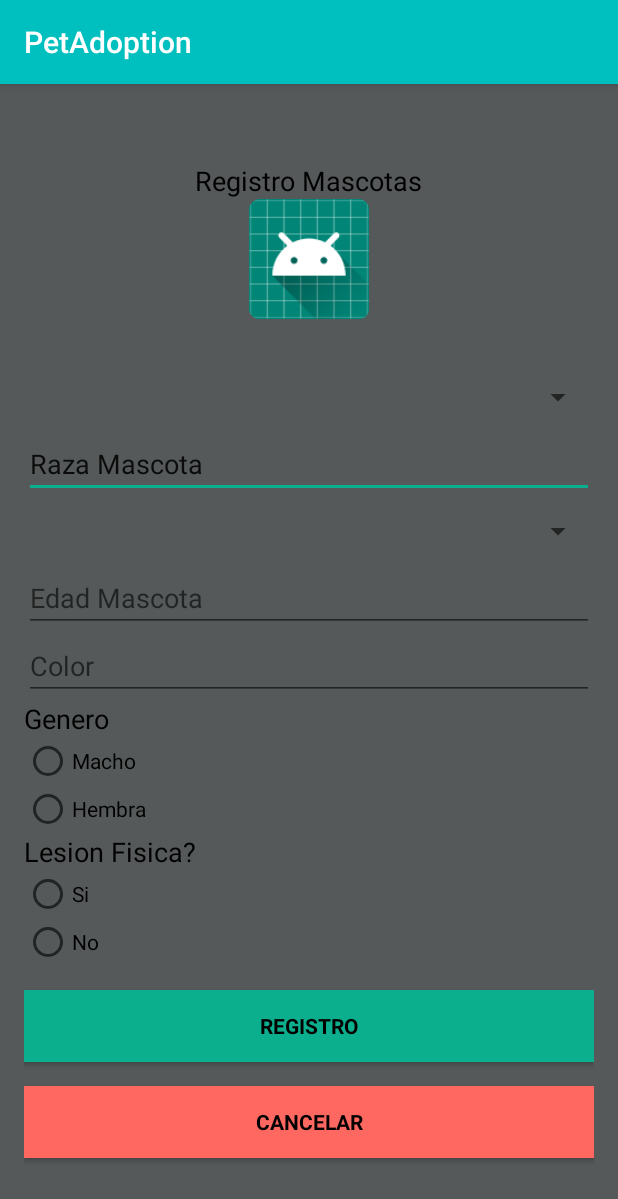
After one commit to hexante/PetAdoption, an Android app: the DatosMascotas screen opened directly, with no data from a screen before it, on a phone screen of 412 x 824 dp. The commit adds this screen. Shown: the top 1199 px of the screen. Run offline under Robolectric (Android 15) with nearby library versions, the phone set to English and light mode, and no system bars.

Commit message:
formulario registro mascotas

```diff
--- a/app/build.gradle
+++ b/app/build.gradle
@@ -19,7 +19,7 @@ android {
     }
 }
 
-configurations.all{
+configurations.all {
     resolutionStrategy.force 'com.andoid.support:support-annotations:23.1.0'
 }
 
--- a/app/src/main/AndroidManifest.xml
+++ b/app/src/main/AndroidManifest.xml
@@ -11,8 +11,8 @@
         android:roundIcon="@mipmap/ic_launcher_round"
         android:supportsRtl="true"
         android:theme="@style/AppTheme">
-        <activity android:name=".DatosUsuario"></activity>
-
+        <activity android:name=".AccoutActivity.DatosMascotas"></activity>
+        <activity android:name=".DatosUsuario" />
         <activity
             android:name="com.facebook.CustomTabActivity"
             android:exported="true">
--- /dev/null
+++ b/app/src/main/java/com/example/petadoption/AccoutActivity/DatosMascotas.java
@@ -0,0 +1,15 @@
+package com.example.petadoption.AccoutActivity;
+
+import android.support.v7.app.AppCompatActivity;
+import android.os.Bundle;
+
+import com.example.petadoption.R;
+
+public class DatosMascotas extends AppCompatActivity {
+
+    @Override
+    protected void onCreate(Bundle savedInstanceState) {
+        super.onCreate(savedInstanceState);
+        setContentView(R.layout.activity_datos_mascotas);
+    }
+}
--- /dev/null
+++ b/app/src/main/res/layout/activity_datos_mascotas.xml
@@ -0,0 +1,162 @@
+<?xml version="1.0" encoding="utf-8"?>
+<android.support.constraint.ConstraintLayout xmlns:android="http://schemas.android.com/apk/res/android"
+    xmlns:app="http://schemas.android.com/apk/res-auto"
+    xmlns:tools="http://schemas.android.com/tools"
+    android:layout_width="match_parent"
+    android:layout_height="match_parent"
+    tools:context=".AccoutActivity.DatosMascotas">
+
+    <LinearLayout
+        android:layout_width="fill_parent"
+        android:layout_height="fill_parent"
+        android:background="@color/colorPrimaryDark"
+        android:gravity="center"
+        android:orientation="vertical"
+        android:padding="@dimen/activity_horizontal_margin"
+        tools:ignore="MissingConstraints"
+        tools:layout_editor_absoluteX="0dp"
+        tools:layout_editor_absoluteY="0dp">
+
+        <TextView
+            android:id="@+id/textView3"
+            android:layout_width="wrap_content"
+            android:layout_height="wrap_content"
+            android:layout_gravity="center_horizontal"
+            android:text="Registro Mascotas"
+            android:textColor="@android:color/black"
+            android:textSize="18sp" />
+
+
+        <ImageView
+            android:layout_width="@dimen/logo_w_h"
+            android:layout_height="@dimen/logo_w_h"
+            android:layout_gravity="center_horizontal"
+            android:layout_marginBottom="30dp"
+            android:contentDescription=""
+            android:src="@mipmap/ic_launcher"
+            tools:ignore="ContentDescription"
+            tools:srcCompat="@tools:sample/avatars[3]" />
+
+        <Spinner
+            android:id="@+id/spinTipoMascota"
+            android:layout_width="match_parent"
+            android:layout_height="44dp"
+            android:spinnerMode="dropdown" />
+
+
+        <AutoCompleteTextView xmlns:android="http://schemas.android.com/apk/res/android"
+            android:id="@+id/autocomplete_raza"
+            android:layout_width="fill_parent"
+            android:layout_height="wrap_content"
+            android:completionHint="@string/RazaMascota"
+            android:text="@string/Raza" />
+
+
+        <Spinner
+            android:id="@+id/spinTamaño"
+            android:layout_width="match_parent"
+            android:layout_height="44dp"
+            android:spinnerMode="dropdown" />
+
+        <EditText
+            android:id="@+id/EdadMascota"
+            android:layout_width="match_parent"
+            android:layout_height="wrap_content"
+            android:ems="10"
+            android:hint="@string/Edad"
+            android:inputType="textPersonName"
+            android:textColor="@android:color/black"
+            android:textSize="18sp" />
+
+        <EditText
+            android:id="@+id/Color"
+            android:layout_width="match_parent"
+            android:layout_height="wrap_content"
+            android:ems="10"
+            android:hint="@string/Color"
+            android:inputType="textPersonName"
+            android:textColor="@android:color/black"
+            android:textSize="18sp" />
+
+        <TextView
+            android:id="@+id/textView1"
+            android:layout_width="match_parent"
+            android:layout_height="wrap_content"
+            android:layout_gravity="center_horizontal"
+            android:text="Genero"
+            android:textColor="@android:color/black"
+            android:textSize="18sp" />
+
+
+        <RadioGroup
+            android:layout_width="match_parent"
+            android:layout_height="wrap_content">
+
+            <RadioButton
+                android:id="@+id/radioBuPerro"
+                android:layout_width="wrap_content"
+                android:layout_height="wrap_content"
+                android:text="Macho" />
+
+            <RadioButton
+                android:id="@+id/radioBuGato"
+                android:layout_width="wrap_content"
+                android:layout_height="wrap_content"
+                android:layout_weight="1"
+                android:text="Hembra" />
+        </RadioGroup>
+
+        <TextView
+            android:id="@+id/textView"
+            android:layout_width="match_parent"
+            android:layout_height="wrap_content"
+            android:layout_gravity="center_horizontal"
+            android:text="Lesion Fisica?"
+            android:textColor="@android:color/black"
+            android:textSize="18sp" />
+
+        <RadioGroup
+            android:layout_width="match_parent"
+            android:layout_height="wrap_content">
+
+            <RadioButton
+                android:id="@+id/radioBuSi"
+                android:layout_width="wrap_content"
+                android:layout_height="wrap_content"
+                android:text="Si" />
+
+            <RadioButton
+                android:id="@+id/radioBuNo"
+                android:layout_width="wrap_content"
+                android:layout_height="wrap_content"
+                android:layout_weight="1"
+                android:text="No" />
+        </RadioGroup>
+
+        <Button
+            android:id="@+id/Registrar"
+            style="?android:textAppearanceSmall"
+            android:layout_width="match_parent"
+            android:layout_height="wrap_content"
+            android:layout_marginTop="16dp"
+            android:background="@color/colorAccent"
+            android:text="@string/action_sign_in_short"
+            android:textColor="@android:color/black"
+            android:textStyle="bold" />
+
+        <Button
+            android:id="@+id/Cancelar"
+            style="?android:textAppearanceSmall"
+            android:layout_width="match_parent"
+            android:layout_height="wrap_content"
+            android:layout_marginTop="16dp"
+            android:background="@color/btn_logut_bg"
+            android:text="@string/Cancelar"
+            android:textColor="@android:color/black"
+            android:textStyle="bold" />
+
+        <!-- Link to Login Screen -->
+
+    </LinearLayout>
+
+</android.support.constraint.ConstraintLayout>
--- a/app/src/main/res/values/colors.xml
+++ b/app/src/main/res/values/colors.xml
@@ -15,5 +15,5 @@
     <color name="btn_login">#26ae90</color>
     <color name="btn_login_bg">#eceef1</color>
     <color name="lbl_name">#333333</color>
-    <color name="btn_logut_bg">#ff6861</color>
+    <color name="btn_logut_bg">#FF6861</color>
 </resources>
--- a/app/src/main/res/values/strings.xml
+++ b/app/src/main/res/values/strings.xml
@@ -46,6 +46,12 @@
     <string name="Correo">Correo</string>
     <string name="Numero_Telefonico">Numero Telefonico</string>
     <string name="Terminar">Terminar</string>
+    <string name="Edad">Edad Mascota</string>
+    <string name="Color">Color</string>
+    <string name="Raza">Raza Mascota</string>
+    <string name="RazaMascota">Raza Mascota</string>
+    <string name="Clasedemascota">Clase de mascota</string>
+    <string name="Cancelar">Cancelar</string>
 
 
     <string-array name="TipoDocumento">
```
